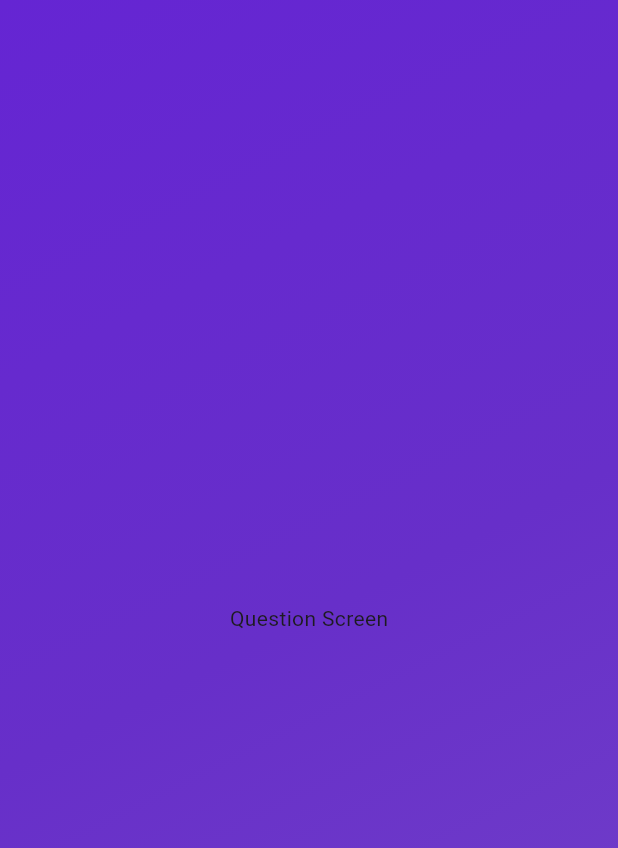
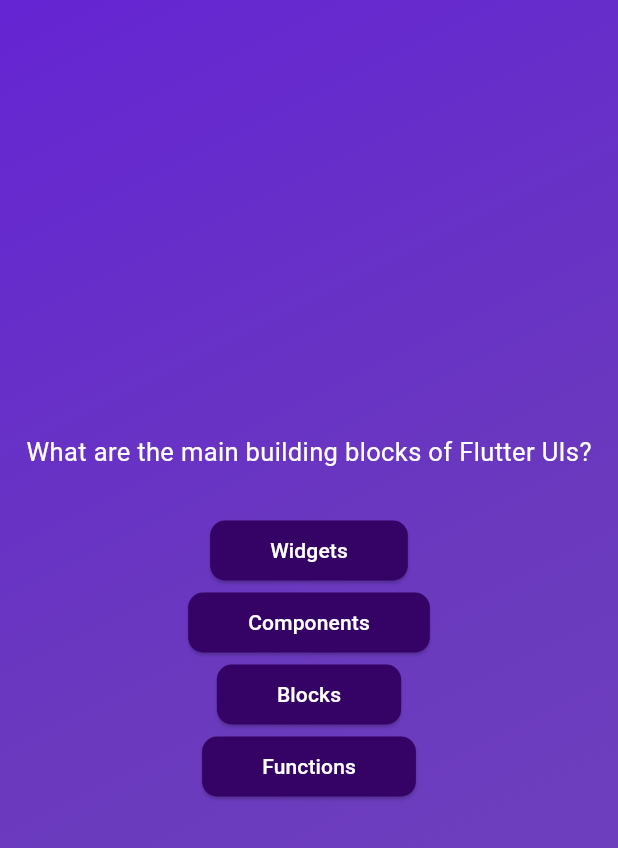
Before and after one commit to Johna210/flutter_practice, a Flutter app: the screen it shows after launch, after a tap on "Start Quiz", on a phone screen of 412 x 824 dp. Shown: the top 848 px of the screen. Run offline on Flutter 3.47's test engine with Material 3 defaults, Android fonts, the phone set to English and light mode, and no system bars.

Commit message:
Added questions from data

```diff
--- /dev/null
+++ b/quiz/lib/answer_button.dart
@@ -0,0 +1,24 @@
+import 'package:flutter/material.dart';
+
+class AnswerButton extends StatelessWidget {
+  const AnswerButton(this.answer, this.onTap, {super.key});
+
+  final String answer;
+  final void Function() onTap;
+
+  @override
+  Widget build(BuildContext context) {
+    return ElevatedButton(
+      onPressed: onTap,
+      style: ElevatedButton.styleFrom(
+        backgroundColor: const Color.fromARGB(255, 53, 3, 102),
+        foregroundColor: Colors.white,
+        padding: const EdgeInsets.symmetric(vertical: 10, horizontal: 40),
+        shape: RoundedRectangleBorder(
+          borderRadius: BorderRadius.circular(10),
+        ),
+      ),
+      child: Text(answer),
+    );
+  }
+}
--- /dev/null
+++ b/quiz/lib/data/questions.dart
@@ -0,0 +1,58 @@
+import 'package:quiz/models/quiz_question.dart';
+
+const questions = [
+  QuizQuestion(
+    'What are the main building blocks of Flutter UIs?',
+    [
+      'Widgets',
+      'Components',
+      'Blocks',
+      'Functions',
+    ],
+  ),
+  QuizQuestion(
+    'How are Flutter UIs built?',
+    [
+      'By combining widgets in code',
+      'By combining widgets in a visual editor',
+      'By defining widgets in config files',
+      'By using XCode for iOS and Android Studio for Android',
+    ],
+  ),
+  QuizQuestion(
+    'What\'s the purpose of a StatefulWidget?',
+    [
+      'Update UI as data changes',
+      'Update data as UI changes',
+      'Ignore data changes',
+      'Render UI that does not depend on data',
+    ],
+  ),
+  QuizQuestion(
+    'Which widget should you try to use more often: StatelessWidget or StatefulWidget?',
+    [
+      'StatelessWidget',
+      'StatefulWidget',
+      'Both are equally good',
+      'None of the above',
+    ],
+  ),
+  QuizQuestion(
+    'What happens if you change data in a StatelessWidget?',
+    [
+      'The UI is not updated',
+      'The UI is updated',
+      'The closest StatefulWidget is updated',
+      'Any nested StatefulWidgets are updated',
+    ],
+  ),
+  QuizQuestion(
+    'How should you update data inside of StatefulWidgets?',
+    [
+      'By calling setState()',
+      'By calling updateData()',
+      'By calling updateUI()',
+      'By calling updateState()',
+    ],
+  ),
+];
--- /dev/null
+++ b/quiz/lib/models/quiz_question.dart
@@ -0,0 +1,6 @@
+class QuizQuestion {
+  const QuizQuestion(this.question, this.answers);
+
+  final String question;
+  final List<String> answers;
+}
--- a/quiz/lib/questions_screen.dart
+++ b/quiz/lib/questions_screen.dart
@@ -1,4 +1,6 @@
 import 'package:flutter/material.dart';
+import 'package:quiz/answer_button.dart';
+import 'package:quiz/data/questions.dart';
 
 class QuestionScreen extends StatefulWidget {
   const QuestionScreen({super.key});
@@ -10,10 +12,40 @@
 }
 
 class _QuestionsScreenState extends State<QuestionScreen> {
+  int current = 0;
+  final noOfQuestions = questions.length;
+
+  void nextQuestion() {
+    setState(() {
+      if (current < noOfQuestions) {
+        current++;
+      }
+    });
+  }
+
   @override
   Widget build(BuildContext context) {
-    return const Center(
-      child: Text('Question Screen'),
+    if (current == noOfQuestions) {
+      current--;
+    }
+    final currentQuestion = questions[current];
+    return SizedBox(
+      width: double.infinity,
+      child: Column(
+        mainAxisAlignment: MainAxisAlignment.center,
+        children: [
+          Text(
+            currentQuestion.question,
+            style: const TextStyle(color: Colors.white, fontSize: 17),
+          ),
+          const SizedBox(height: 30),
+          ...currentQuestion.answers.map(
+            (item) {
+              return AnswerButton(item, nextQuestion);
+            },
+          )
+        ],
+      ),
     );
   }
 }
--- a/quiz/lib/quiz.dart
+++ b/quiz/lib/quiz.dart
@@ -32,8 +32,8 @@
             gradient: LinearGradient(
               colors: [
                 Color.fromARGB(255, 101, 37, 211),
-                Color.fromARGB(255, 103, 47, 201),
-                Color.fromARGB(255, 116, 68, 200)
+                Color.fromARGB(255, 106, 57, 190),
+                Color.fromARGB(255, 113, 70, 189)
               ],
               begin: Alignment.topLeft,
               end: Alignment.bottomRight,
```
